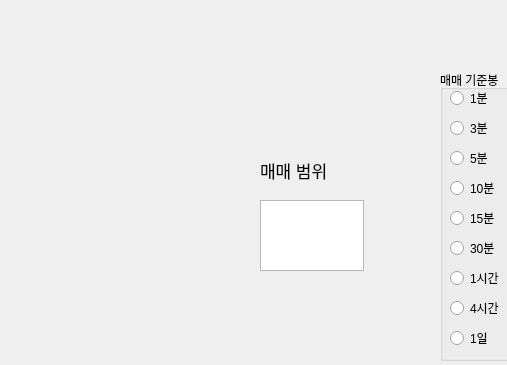
Qt form Chapter-5/5-20.ui (mmvv11/TradingBot-BearU) before a commit; both pictures show x 0 to 507 and y 0 to 365 of the 800 by 600 pixel window.
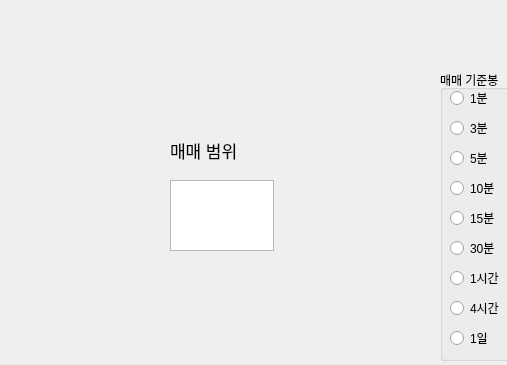
The same form after that commit.

Commit message: 스케줄러 구현, 백테스팅 준비

```diff
--- a/Chapter-5/5-20.ui
+++ b/Chapter-5/5-20.ui
@@ -53,8 +53,8 @@
    <widget class="QTextEdit" name="textEditTradingRange">
     <property name="geometry">
      <rect>
-      <x>260</x>
-      <y>200</y>
+      <x>170</x>
+      <y>180</y>
       <width>104</width>
       <height>71</height>
      </rect>
@@ -63,8 +63,8 @@
    <widget class="QLabel" name="labelTradingRange">
     <property name="geometry">
      <rect>
-      <x>260</x>
-      <y>160</y>
+      <x>170</x>
+      <y>140</y>
       <width>81</width>
       <height>21</height>
      </rect>
```
The commit also changes 1 other file.
